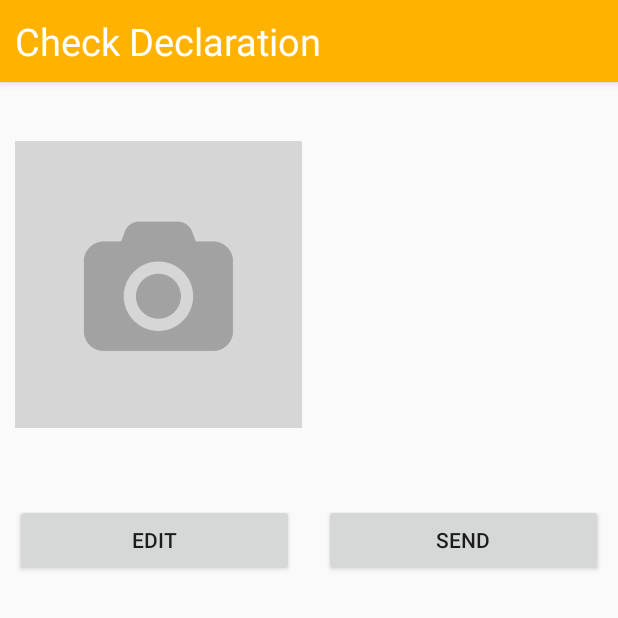
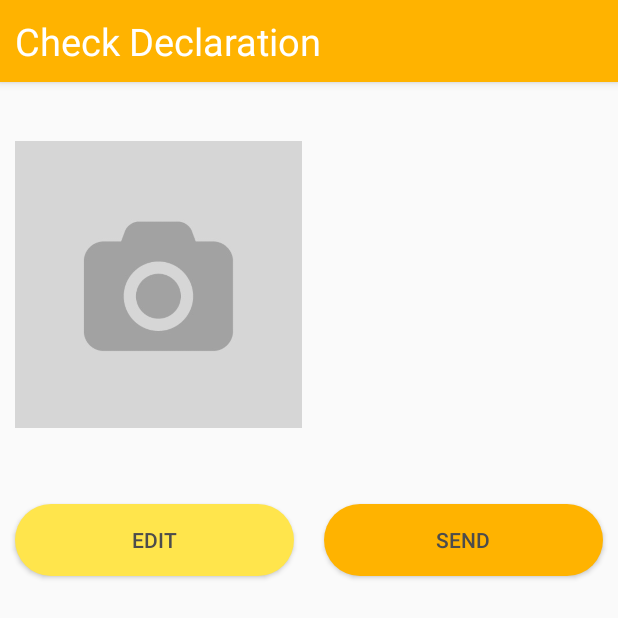
Before and after one commit to NickKrijg/SM33Declaration, an Android app: the CheckDeclarationActivity screen opened directly, with no data from a screen before it, on a phone screen of 412 x 824 dp. Shown: the top 618 px of the screen. Run offline under Robolectric (Android 15) with nearby library versions, the phone set to English and light mode, and no system bars; our stand-ins replace Firebase (no records; nobody signed in at launch, a user with empty details on screens opened directly).

Commit message:
Customized buttons and added activity for authorities

```diff
--- a/app/src/main/AndroidManifest.xml
+++ b/app/src/main/AndroidManifest.xml
@@ -43,6 +43,11 @@
             android:theme="@style/AppTheme.NoActionBar" />
         <activity
             android:name=".Activities.CheckDeclarationActivity"
+            android:label="@string/title_activity_check_declaration"
+            android:theme="@style/AppTheme.NoActionBar" />
+        <activity
+            android:name=".Activities.AuthoritiesActivity"
+            android:label="@string/title_activity_authority"
             android:theme="@style/AppTheme.NoActionBar" />
     </application>
 
--- a/app/src/main/java/com/declaration/nandm/declarationapp/Activities/CheckDeclarationActivity.java
+++ b/app/src/main/java/com/declaration/nandm/declarationapp/Activities/CheckDeclarationActivity.java
@@ -7,6 +7,7 @@ import android.os.Bundle;
 import android.view.View;
 import android.widget.Button;
 import android.widget.ImageView;
+import android.widget.ProgressBar;
 import android.widget.TextView;
 import android.widget.Toast;
 
@@ -35,6 +36,8 @@ public class CheckDeclarationActivity extends AppCompatActivity {
     Button btnSend;
     Button btnEdit;
 
+    ProgressBar bar;
+
     Uri contentUri;
 
     @Override
@@ -49,6 +52,8 @@ public class CheckDeclarationActivity extends AppCompatActivity {
         btnSend = (Button)findViewById(R.id.btSend);
         btnEdit = (Button)findViewById(R.id.btEdit);
 
+        bar = (ProgressBar)findViewById(R.id.progressbar);
+        bar.setVisibility(View.INVISIBLE);
 
         declaration = (Declaration) getIntent().getSerializableExtra("declaration");
         if(declaration != null){
@@ -71,9 +76,10 @@ public class CheckDeclarationActivity extends AppCompatActivity {
     }
 
     private void sendDeclaration() {
+        bar.setVisibility(View.VISIBLE);
+
         final DatabaseReference mDatabaseRef = FirebaseDatabase.getInstance().getReference("Declarations");
         StorageReference mStorageRef = FirebaseStorage.getInstance().getReference();
-
 
         if (contentUri != null){
             declaration.setReceiptPhoto(contentUri.getLastPathSegment());
@@ -85,6 +91,7 @@ public class CheckDeclarationActivity extends AppCompatActivity {
                 public void onSuccess(UploadTask.TaskSnapshot taskSnapshot) {
                     mDatabaseRef.push().setValue(declaration);
 
+                    bar.setVisibility(View.INVISIBLE);
                     Toast.makeText(CheckDeclarationActivity.this,"Upload success", Toast.LENGTH_LONG).show();
 
                     Intent intent = new Intent();
--- /dev/null
+++ b/app/src/main/res/drawable/accept_button.xml
@@ -0,0 +1,7 @@
+<?xml version="1.0" encoding="utf-8"?>
+<shape xmlns:android="http://schemas.android.com/apk/res/android">
+
+    <solid android:color="@color/primaryColor" />
+    <corners android:radius="25dp" />
+
+</shape>
--- /dev/null
+++ b/app/src/main/res/drawable/back_button.xml
@@ -0,0 +1,7 @@
+<?xml version="1.0" encoding="utf-8"?>
+<shape xmlns:android="http://schemas.android.com/apk/res/android">
+
+    <solid android:color="@color/primaryLightColor" />
+    <corners android:radius="25dp" />
+
+</shape>
--- a/app/src/main/res/layout/activity_check_declaration.xml
+++ b/app/src/main/res/layout/activity_check_declaration.xml
@@ -31,10 +31,11 @@
         android:layout_height="wrap_content"
         android:indeterminate="true"
         android:max="100"
-        android:backgroundTint="@color/colorAccent"
+        android:layout_marginTop="-3dp"
+        app:layout_constraintTop_toBottomOf="@+id/checkDecTopBar"
+        android:backgroundTint="#ffffff"
         android:layout_below="@id/checkDecTopBar"
-        android:indeterminateTint="@color/secondaryColor"
-        android:layout_marginTop="3dp"/>
+        android:indeterminateTint="@color/secondaryColor" />
 
     <ImageView
         android:id="@+id/imageView"
@@ -42,11 +43,11 @@
         android:layout_height="250dp"
         android:layout_marginStart="10dp"
         android:layout_marginTop="10dp"
+        android:src="@drawable/camera_placeholder"
+        app:layout_constraintBottom_toTopOf="@+id/txtDescription"
+        app:layout_constraintEnd_toStartOf="@id/txtPrice"
         app:layout_constraintStart_toStartOf="parent"
-        app:layout_constraintEnd_toStartOf="@id/txtPrice"
-        app:layout_constraintTop_toBottomOf="@+id/checkDecTopBar"
-        app:layout_constraintBottom_toTopOf="@+id/txtDescription"
-        android:src="@drawable/camera_placeholder"/>
+        app:layout_constraintTop_toBottomOf="@+id/checkDecTopBar" />
 
     <TextView
         android:id="@+id/txtPrice"
@@ -90,9 +91,11 @@
         android:layout_height="wrap_content"
         android:layout_marginStart="10dp"
         android:layout_marginEnd="10dp"
+        android:background="@drawable/accept_button"
         app:layout_constraintTop_toBottomOf="@id/txtDescription"
         app:layout_constraintStart_toEndOf="@id/btEdit"
         app:layout_constraintEnd_toEndOf="parent"
+        android:textColor="@color/declaration_title"
         android:text="Send" />
 
     <Button
@@ -101,9 +104,11 @@
         android:layout_height="wrap_content"
         android:layout_marginStart="10dp"
         android:layout_marginEnd="10dp"
+        android:background="@drawable/back_button"
         app:layout_constraintTop_toBottomOf="@id/txtDescription"
         app:layout_constraintStart_toStartOf="parent"
         app:layout_constraintEnd_toStartOf="@id/btSend"
+        android:textColor="@color/declaration_title"
         android:text="Edit" />
 
 </android.support.constraint.ConstraintLayout>
--- a/app/src/main/res/values/dimens.xml
+++ b/app/src/main/res/values/dimens.xml
@@ -16,6 +16,7 @@
     <dimen name="declaration_description">12dp</dimen>
     <dimen name="declaration_amount">12dp</dimen>
 
+    <dimen name="button_height">15dp</dimen>
 
     <dimen name="ic_album_overflow_width">5dp</dimen>
     <dimen name="ic_album_overflow_height">30dp</dimen>
--- a/app/src/main/res/values/strings.xml
+++ b/app/src/main/res/values/strings.xml
@@ -7,4 +7,5 @@
     <string name="backdrop_subtitle">Make your declarations here</string>
     <string name="title_activity_new_declaration">New Declaration</string>
     <string name="title_activity_check_declaration">Check Declaration</string>
+    <string name="title_activity_authority">Authorities</string>
 </resources>
--- a/build.gradle
+++ b/build.gradle
@@ -7,7 +7,7 @@ buildscript {
         jcenter()
     }
     dependencies {
-        classpath 'com.android.tools.build:gradle:3.2.0'
+        classpath 'com.android.tools.build:gradle:3.2.1'
 
 
         // NOTE: Do not place your application dependencies here; they belong
```
Also changed, not shown: app/src/main/java/com/declaration/nandm/declarationapp/Activities/AuthoritiesActivity.java (added, +15 -0 lines), app/src/main/res/layout/activity_authorities.xml (added, +28 -0 lines).
